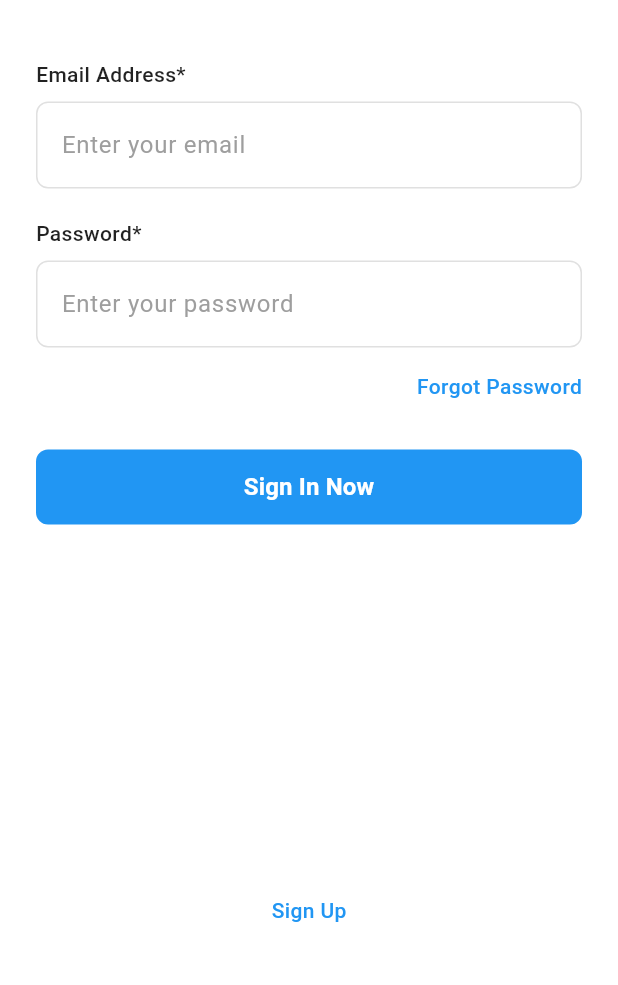
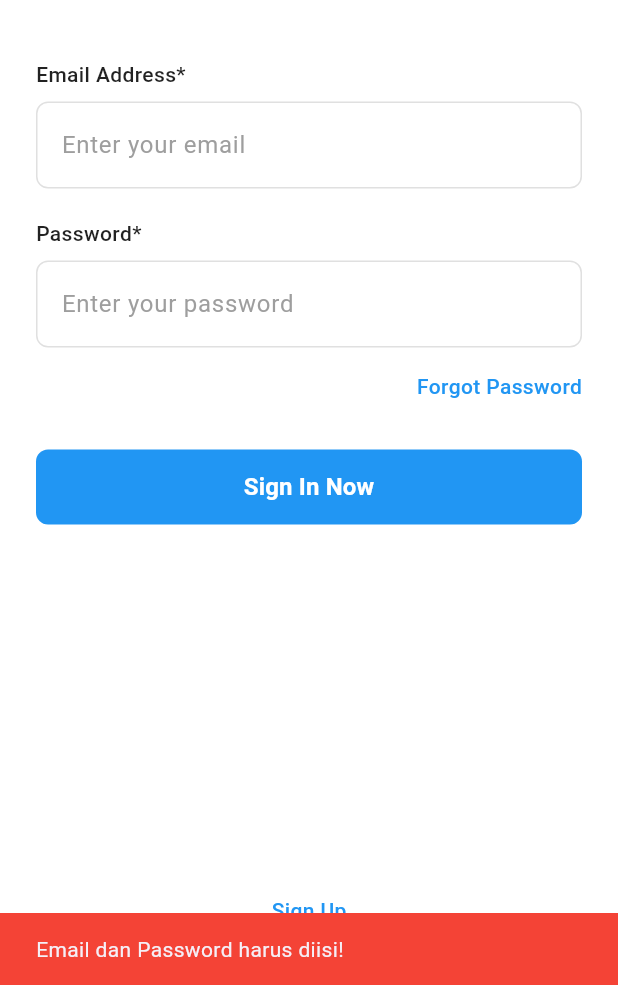
Before and after one commit to anndaanhr/prak-mobilelanjut-2317051082, a Flutter app: the screen it shows after launch, after a tap on "Sign In Now", on a phone screen of 412 x 824 dp, the part 251-1236 px from its top. Run offline on Flutter 3.47's test engine with Material 3 defaults, Android fonts, the phone set to English and light mode, and no system bars.

```diff
--- a/lib/main.dart
+++ b/lib/main.dart
@@ -1,5 +1,7 @@
 import 'package:flutter/material.dart';
 import 'screens/login_screen.dart';
+import 'screens/dashboard_screen.dart';
+import 'screens/splash_screen.dart';
 
 void main() {
   runApp(const JustduitApp());
@@ -17,7 +19,11 @@ class JustduitApp extends StatelessWidget {
         primarySwatch: Colors.blue,
         scaffoldBackgroundColor: Colors.white,
       ),
-      home: const LoginScreen(),
+      home: const SplashScreen(),
+      routes: {
+        SplashScreen.route: (context) => const SplashScreen(),
+        DashboardScreen.route: (context) => const DashboardScreen(),
+      },
     );
   }
 }
--- a/lib/screens/login_screen.dart
+++ b/lib/screens/login_screen.dart
@@ -1,5 +1,6 @@
 import 'package:flutter/material.dart';
 import 'signup_screen.dart';
+import 'splash_screen.dart';
 
 class LoginScreen extends StatefulWidget {
   const LoginScreen({super.key});
@@ -148,7 +149,18 @@ class _LoginScreenState extends State<LoginScreen> {
                 height: 50,
                 child: ElevatedButton(
                   onPressed: () {
-                    // Handle sign in
+                    // Validation
+                    if (_emailController.text.isEmpty || _passwordController.text.isEmpty) {
+                      ScaffoldMessenger.of(context).showSnackBar(
+                        const SnackBar(
+                          content: Text('Email dan Password harus diisi!'),
+                          backgroundColor: Colors.red,
+                        ),
+                      );
+                    } else {
+                      // Navigate to Splash Screen
+                      Navigator.pushNamed(context, SplashScreen.route);
+                    }
                   },
                   style: ElevatedButton.styleFrom(
                     backgroundColor: const Color(0xFF2196F3),
--- /dev/null
+++ b/lib/screens/splash_screen.dart
@@ -0,0 +1,106 @@
+import 'package:flutter/material.dart';
+import 'login_screen.dart';
+
+class SplashScreen extends StatefulWidget {
+  static const String route = '/splash';
+
+  const SplashScreen({super.key});
+
+  @override
+  State<SplashScreen> createState() => _SplashScreenState();
+}
+
+class _SplashScreenState extends State<SplashScreen> {
+  @override
+  void initState() {
+    super.initState();
+    _navigateToLogin();
+  }
+
+  _navigateToLogin() async {
+    await Future.delayed(const Duration(seconds: 5), () {});
+    if (mounted) {
+      Navigator.pushReplacement(
+        context,
+        MaterialPageRoute(builder: (context) => const LoginScreen()),
+      );
+    }
+  }
+
+  @override
+  Widget build(BuildContext context) {
+    return Scaffold(
+      backgroundColor: Colors.white,
+      body: SafeArea(
+        child: Center(
+          child: Column(
+            mainAxisAlignment: MainAxisAlignment.center,
+            children: [
+              // Logo Justduit
+              Container(
+                width: 120,
+                height: 120,
+                decoration: BoxDecoration(
+                  borderRadius: BorderRadius.circular(20),
+                  boxShadow: [
+                    BoxShadow(
+                      color: Colors.black.withValues(alpha: 0.1),
+                      blurRadius: 15,
+                      offset: const Offset(0, 8),
+                    ),
+                  ],
+                ),
+                child: ClipRRect(
+                  borderRadius: BorderRadius.circular(20),
+                  child: Image.asset(
+                    'assets/images/JustDuit.png',
+                    width: 120,
+                    height: 120,
+                    fit: BoxFit.contain,
+                  ),
+                ),
+              ),
+              const SizedBox(height: 32),
+              // App Title
+              const Text(
+                'Justduit',
+                style: TextStyle(
+                  fontSize: 32,
+                  fontWeight: FontWeight.bold,
+                  color: Color(0xFF2196F3),
+                  letterSpacing: 1.2,
+                ),
+              ),
+              const SizedBox(height: 8),
+              // Subtitle
+              const Text(
+                'Your Digital Wallet Solution',
+                style: TextStyle(
+                  fontSize: 16,
+                  color: Colors.grey,
+                  fontWeight: FontWeight.w400,
+                ),
+              ),
+              const SizedBox(height: 60),
+              // Loading Animation
+              const CircularProgressIndicator(
+                valueColor: AlwaysStoppedAnimation<Color>(Color(0xFF2196F3)),
+                strokeWidth: 3,
+              ),
+              const SizedBox(height: 16),
+              // Loading Text
+              const Text(
+                'Loading...',
+                style: TextStyle(
+                  fontSize: 14,
+                  color: Colors.grey,
+                  fontWeight: FontWeight.w500,
+                ),
+              ),
+            ],
+          ),
+        ),
+      ),
+    );
+  }
+}
```
Also changed, not shown: lib/screens/dashboard_screen.dart (added, +459 -0 lines).
